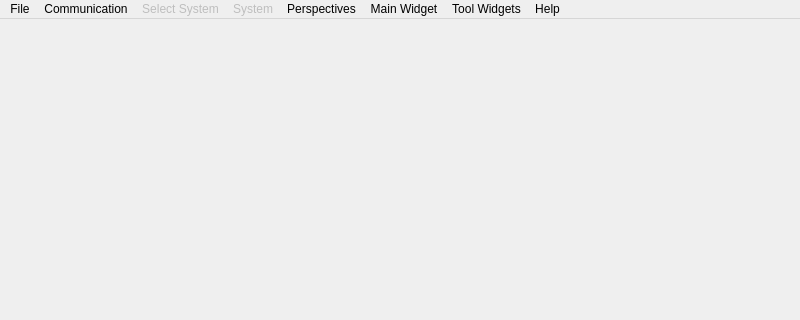
Above: src/ui/MainWindow.ui from mavlink/qgroundcontrol before the change; both pictures show x 0 to 800 and y 0 to 320 of the 800 by 500 pixel window. Below: the same form after it.
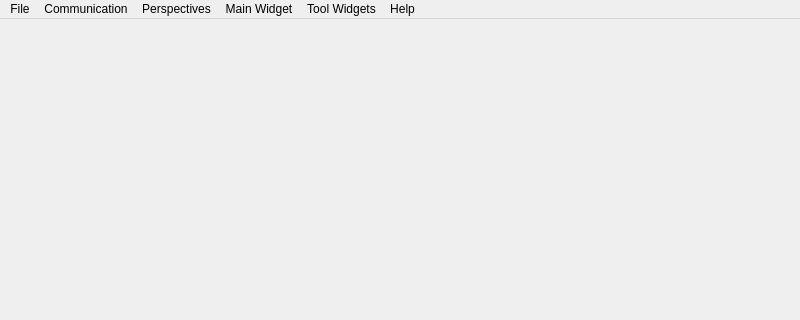
That is the form after the change. Icons and pictures are not drawn.

Commit message: Commented out old menu items, maybe useful later

What changed in the file:
```diff
--- a/src/ui/MainWindow.ui
+++ b/src/ui/MainWindow.ui
@@ -82,30 +82,6 @@
     <addaction name="actionAdd_Link"/>
     <addaction name="separator"/>
    </widget>
-   <widget class="QMenu" name="menuConnected_Systems">
-    <property name="enabled">
-     <bool>false</bool>
-    </property>
-    <property name="title">
-     <string>Select System</string>
-    </property>
-   </widget>
-   <widget class="QMenu" name="menuUnmanned_System">
-    <property name="enabled">
-     <bool>false</bool>
-    </property>
-    <property name="title">
-     <string>System</string>
-    </property>
-    <property name="separatorsCollapsible">
-     <bool>false</bool>
-    </property>
-    <addaction name="actionShutdownMAV"/>
-    <addaction name="actionLiftoff"/>
-    <addaction name="actionLand"/>
-    <addaction name="actionEmergency_Land"/>
-    <addaction name="actionEmergency_Kill"/>
-   </widget>
    <widget class="QMenu" name="menuTools">
     <property name="title">
      <string>Tool Widgets</string>
@@ -143,8 +119,6 @@
    </widget>
    <addaction name="menuMGround"/>
    <addaction name="menuNetwork"/>
-   <addaction name="menuConnected_Systems"/>
-   <addaction name="menuUnmanned_System"/>
    <addaction name="menuPerspectives"/>
    <addaction name="menuMain"/>
    <addaction name="menuTools"/>
```
The commit also changes 1 other file.
